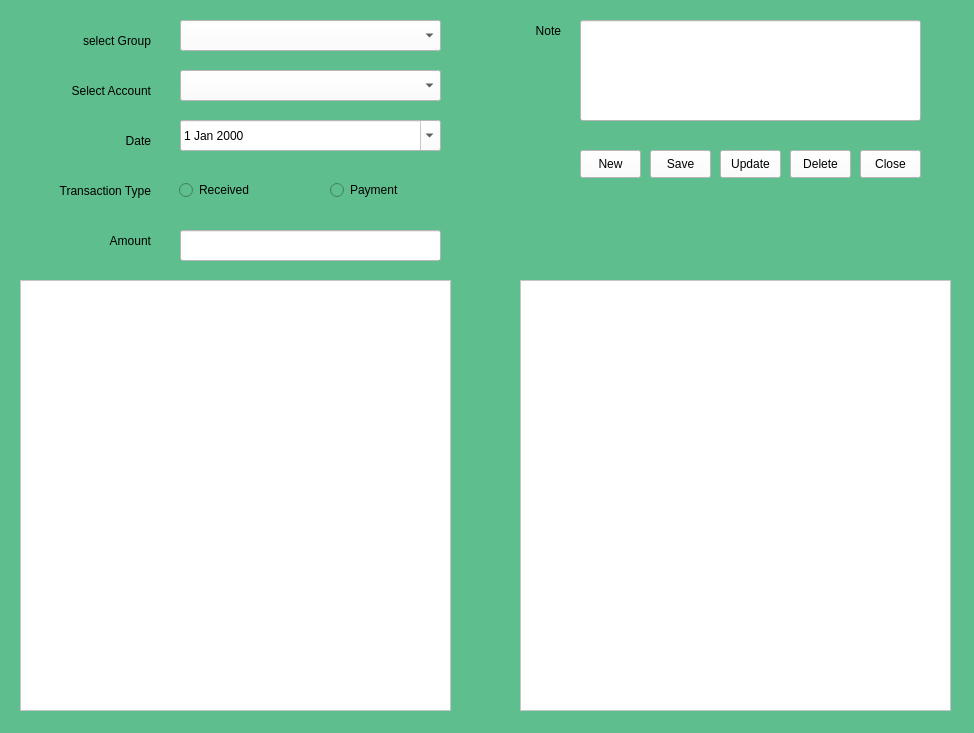
This is Transaction/Transaction.ui in vaishaligawarkar777-pixel/Account_Project1 as Qt 5 draws it before an edit. The edited form follows.
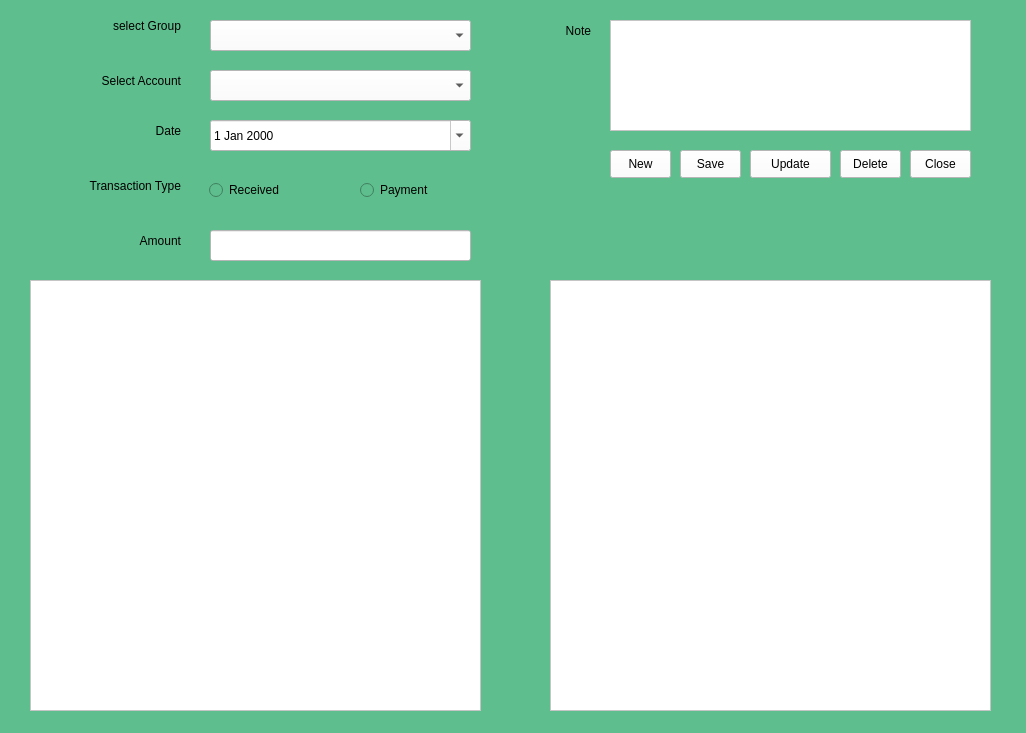
This is the edited form.

Commit message: Work in Transaction table!.

The edit to the form file:
```diff
--- a/Transaction/Transaction.ui
+++ b/Transaction/Transaction.ui
@@ -6,7 +6,7 @@
    <rect>
     <x>0</x>
     <y>0</y>
-    <width>974</width>
+    <width>1026</width>
     <height>733</height>
    </rect>
   </property>
@@ -20,7 +20,7 @@
    <widget class="QComboBox" name="cmbSelectgroup">
     <property name="geometry">
      <rect>
-      <x>180</x>
+      <x>210</x>
       <y>20</y>
       <width>261</width>
       <height>31</height>
@@ -33,10 +33,10 @@
    <widget class="QLabel" name="label">
     <property name="geometry">
      <rect>
-      <x>40</x>
-      <y>30</y>
+      <x>70</x>
+      <y>10</y>
       <width>111</width>
-      <height>21</height>
+      <height>31</height>
      </rect>
     </property>
     <property name="minimumSize">
@@ -58,7 +58,7 @@
    <widget class="QComboBox" name="cmbSelectAccount">
     <property name="geometry">
      <rect>
-      <x>180</x>
+      <x>210</x>
       <y>70</y>
       <width>261</width>
       <height>31</height>
@@ -71,9 +71,9 @@
    <widget class="QLabel" name="label_2">
     <property name="geometry">
      <rect>
-      <x>40</x>
-      <y>80</y>
-      <width>111</width>
+      <x>50</x>
+      <y>70</y>
+      <width>131</width>
       <height>21</height>
      </rect>
     </property>
@@ -96,7 +96,7 @@
    <widget class="QDateEdit" name="dateEdit">
     <property name="geometry">
      <rect>
-      <x>180</x>
+      <x>210</x>
       <y>120</y>
       <width>261</width>
       <height>31</height>
@@ -112,8 +112,8 @@
    <widget class="QLabel" name="label_3">
     <property name="geometry">
      <rect>
-      <x>40</x>
-      <y>130</y>
+      <x>70</x>
+      <y>120</y>
       <width>111</width>
       <height>21</height>
      </rect>
@@ -137,10 +137,10 @@
    <widget class="QLabel" name="label_4">
     <property name="geometry">
      <rect>
-      <x>10</x>
-      <y>180</y>
-      <width>141</width>
-      <height>21</height>
+      <x>20</x>
+      <y>170</y>
+      <width>161</width>
+      <height>31</height>
      </rect>
     </property>
     <property name="minimumSize">
@@ -162,7 +162,7 @@
    <widget class="QRadioButton" name="radReceived">
     <property name="geometry">
      <rect>
-      <x>179</x>
+      <x>209</x>
       <y>180</y>
       <width>111</width>
       <height>20</height>
@@ -184,7 +184,7 @@
    <widget class="QRadioButton" name="radPayment">
     <property name="geometry">
      <rect>
-      <x>330</x>
+      <x>360</x>
       <y>180</y>
       <width>111</width>
       <height>20</height>
@@ -206,9 +206,9 @@
    <widget class="QTableWidget" name="tableWidget">
     <property name="geometry">
      <rect>
-      <x>20</x>
+      <x>30</x>
       <y>280</y>
-      <width>431</width>
+      <width>451</width>
       <height>431</height>
      </rect>
     </property>
@@ -219,7 +219,7 @@
    <widget class="QLabel" name="label_5">
     <property name="geometry">
      <rect>
-      <x>450</x>
+      <x>480</x>
       <y>20</y>
       <width>111</width>
       <height>21</height>
@@ -241,25 +241,12 @@
      <set>Qt::AlignRight|Qt::AlignTrailing|Qt::AlignVCenter</set>
     </property>
    </widget>
-   <widget class="QLineEdit" name="txtNote">
-    <property name="geometry">
-     <rect>
-      <x>580</x>
-      <y>20</y>
-      <width>341</width>
-      <height>101</height>
-     </rect>
-    </property>
-    <property name="styleSheet">
-     <string notr="true">background-color: rgb(255, 255, 255);</string>
-    </property>
-   </widget>
    <widget class="QTableWidget" name="tableWidget_2">
     <property name="geometry">
      <rect>
-      <x>520</x>
+      <x>550</x>
       <y>280</y>
-      <width>431</width>
+      <width>441</width>
       <height>431</height>
      </rect>
     </property>
@@ -270,7 +257,7 @@
    <widget class="QPushButton" name="btndelete">
     <property name="geometry">
      <rect>
-      <x>790</x>
+      <x>840</x>
       <y>150</y>
       <width>61</width>
       <height>28</height>
@@ -287,9 +274,9 @@
    <widget class="QPushButton" name="btnupdate">
     <property name="geometry">
      <rect>
-      <x>720</x>
+      <x>750</x>
       <y>150</y>
-      <width>61</width>
+      <width>81</width>
       <height>28</height>
      </rect>
     </property>
@@ -304,7 +291,7 @@
    <widget class="QPushButton" name="btnnew">
     <property name="geometry">
      <rect>
-      <x>580</x>
+      <x>610</x>
       <y>150</y>
       <width>61</width>
       <height>28</height>
@@ -321,7 +308,7 @@
    <widget class="QPushButton" name="pushButton_5">
     <property name="geometry">
      <rect>
-      <x>860</x>
+      <x>910</x>
       <y>150</y>
       <width>61</width>
       <height>28</height>
@@ -338,7 +325,7 @@
    <widget class="QPushButton" name="btnsave">
     <property name="geometry">
      <rect>
-      <x>650</x>
+      <x>680</x>
       <y>150</y>
       <width>61</width>
       <height>28</height>
@@ -355,7 +342,7 @@
    <widget class="QLabel" name="label_6">
     <property name="geometry">
      <rect>
-      <x>10</x>
+      <x>40</x>
       <y>230</y>
       <width>141</width>
       <height>21</height>
@@ -380,7 +367,7 @@
    <widget class="QLineEdit" name="txtAmount">
     <property name="geometry">
      <rect>
-      <x>180</x>
+      <x>210</x>
       <y>230</y>
       <width>261</width>
       <height>31</height>
@@ -390,6 +377,20 @@
      <string notr="true">background-color: rgb(255, 255, 255);</string>
     </property>
    </widget>
+   <widget class="QTextEdit" name="textNote">
+    <property name="geometry">
+     <rect>
+      <x>610</x>
+      <y>20</y>
+      <width>361</width>
+      <height>111</height>
+     </rect>
+    </property>
+    <property name="styleSheet">
+     <string notr="true">background-color: rgb(255, 255, 255);
+font: 12pt &quot;MS Shell Dlg 2&quot;;</string>
+    </property>
+   </widget>
   </widget>
  </widget>
  <resources/>
```
Left out of the diff: 32 changed lines with no effect on the pictures. The commit also changes 5 other files.
